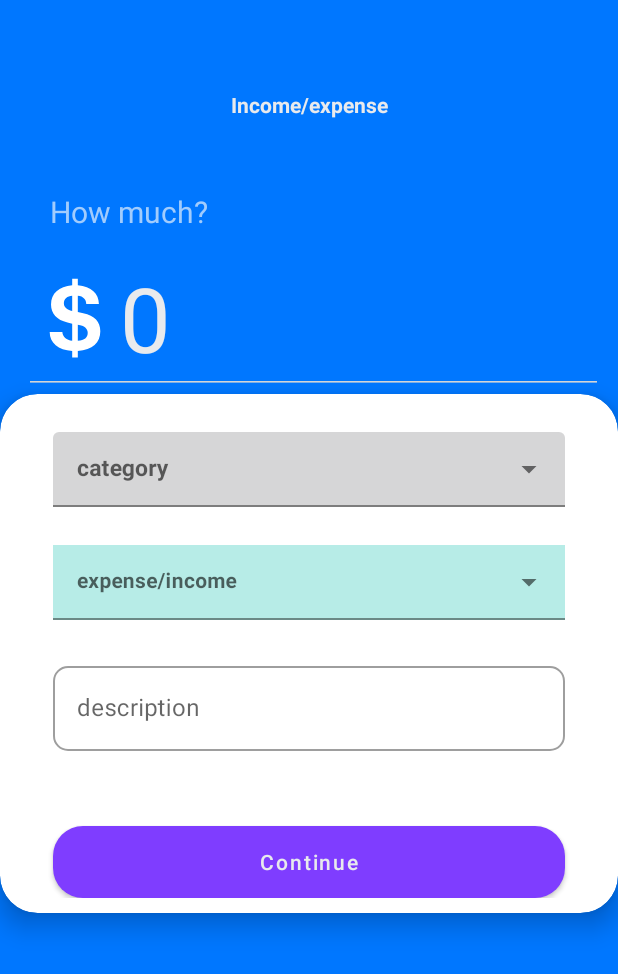
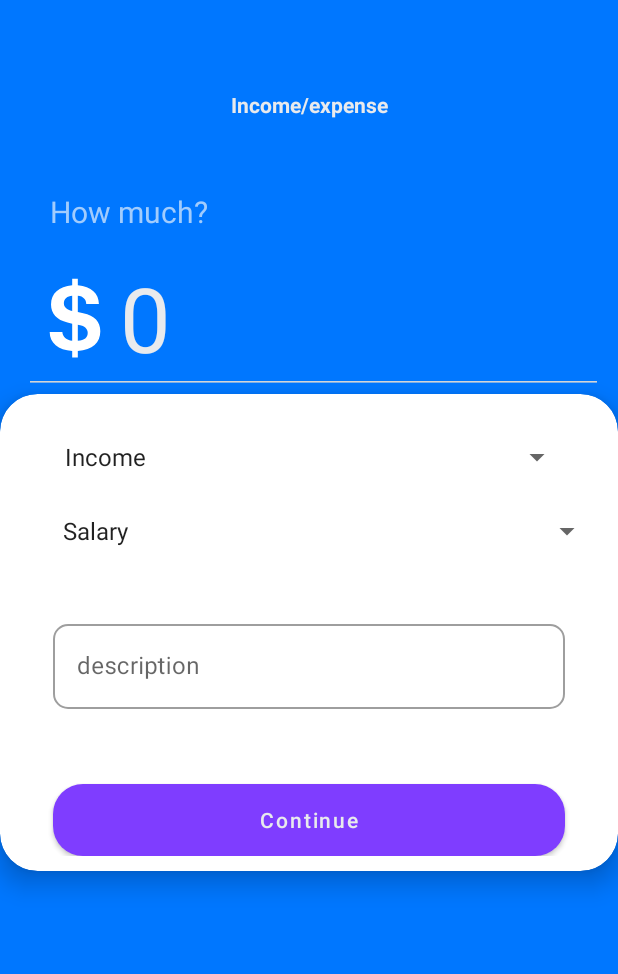
Before and after one commit to nikakhatiashvili/expense_tracker, an Android app: the PayingFragment screen opened through its navigation route, on a phone screen of 412 x 824 dp. Shown: the top 974 px of the screen. Run offline under Robolectric (Android 15) with nearby library versions, the phone set to English and light mode, and no system bars; our stand-ins replace Dagger/Hilt's generated code, Firebase (no records; nobody signed in at launch, a user with empty details on screens opened directly), navigation-ui.

```diff
--- a/app/build.gradle
+++ b/app/build.gradle
@@ -1,6 +1,7 @@
 plugins {
     id 'com.android.application'
     id 'kotlin-android'
+    id 'androidx.navigation.safeargs.kotlin'
     id 'dagger.hilt.android.plugin'
     id 'kotlin-parcelize'
     id 'com.google.gms.google-services'
@@ -103,6 +104,8 @@ dependencies {
     // Also declare the dependency for the Google Play services library and specify its version
     implementation 'com.google.android.gms:play-services-auth:19.2.0'
 
+    implementation 'org.jetbrains.kotlinx:kotlinx-coroutines-core:1.6.0'
+
     implementation 'androidx.navigation:navigation-ui-ktx:2.0.0'
     implementation platform('com.google.firebase:firebase-bom:28.4.1')
 
--- a/app/src/main/java/com/example/finaleproject/model/transaction/Transaction.kt
+++ b/app/src/main/java/com/example/finaleproject/model/transaction/Transaction.kt
@@ -1,8 +1,8 @@
 package com.example.finaleproject.model.transaction
 
 data class Transaction(
-    val amount:Double?,
-    val category:String,
-    val transaction_Category:String,
-    val description:String,
+    val amount:Double?= null,
+    val category:String?= null,
+    val description:String?= null,
+    val transaction_Category:String?= null,
 )
--- /dev/null
+++ b/app/src/main/java/com/example/finaleproject/repo/DatabaseRepository.kt
@@ -0,0 +1,36 @@
+package com.example.finaleproject.repo
+
+import android.util.Log
+import android.widget.Toast
+import androidx.lifecycle.LiveData
+import androidx.lifecycle.MutableLiveData
+import com.example.finaleproject.model.transaction.Transaction
+import com.google.firebase.auth.FirebaseAuth
+import com.google.firebase.database.*
+import org.w3c.dom.Comment
+import javax.inject.Inject
+import com.google.type.LatLng
+
+
+
+
+class DatabaseRepository @Inject constructor(private val databaseReference: DatabaseReference,private val firebaseAuth: FirebaseAuth) {
+
+    lateinit var  transaction :Any
+    lateinit var transactions:Transaction
+    var done = false
+
+    fun getTransaction(): DatabaseReference {
+        return   databaseReference.child(firebaseAuth.uid.toString()).child("transactions").ref
+
+    }
+
+
+    var listRes: MutableList<Transaction> = ArrayList()
+    fun saveTransaction(transaction:Transaction):Boolean{
+        val databaseRef = databaseReference.child(firebaseAuth.uid.toString()).child("transactions")
+        databaseRef.push().setValue(transaction)
+        return  true
+    }
+
+}
--- a/app/src/main/java/com/example/finaleproject/ui/auth/auth/login/LoginFragment.kt
+++ b/app/src/main/java/com/example/finaleproject/ui/auth/auth/login/LoginFragment.kt
@@ -40,14 +40,13 @@ class LoginFragment : Fragment() {
     }
 
     private fun bind(){
-        findNavController().navigate(R.id.action_loginFragment_to_bottomFragment)
-//        binding.signUpTxt.setOnClickListener {
-//            findNavController().navigate(R.id.action_loginFragment_to_registerFragment)
-//        }
-//        binding.forgotPass.setOnClickListener {
-//            findNavController().navigate(R.id.action_loginFragment_to_passwordFragment)
-//        }
-//        login()
+        binding.signUpTxt.setOnClickListener {
+            findNavController().navigate(R.id.action_loginFragment_to_registerFragment)
+        }
+        binding.forgotPass.setOnClickListener {
+            findNavController().navigate(R.id.action_loginFragment_to_passwordFragment)
+        }
+        login()
     }
 
     private fun login(){
--- a/app/src/main/java/com/example/finaleproject/ui/expense/income/PayingFragment.kt
+++ b/app/src/main/java/com/example/finaleproject/ui/expense/income/PayingFragment.kt
@@ -1,21 +1,20 @@
 package com.example.finaleproject.ui.expense.income
 
 import android.os.Bundle
-import androidx.fragment.app.Fragment
 import android.view.LayoutInflater
 import android.view.View
 import android.view.ViewGroup
 import android.widget.AdapterView
 import android.widget.ArrayAdapter
 import android.widget.Toast
+import androidx.core.view.isVisible
+import androidx.fragment.app.Fragment
+import androidx.fragment.app.viewModels
 import androidx.navigation.fragment.findNavController
 import com.example.finaleproject.R
-import com.example.finaleproject.databinding.FragmentDashboardBinding
 import com.example.finaleproject.databinding.FragmentPayingBinding
 import com.google.firebase.auth.FirebaseAuth
 import com.google.firebase.database.DatabaseReference
-import com.google.firebase.database.FirebaseDatabase
-import com.google.firebase.database.Transaction
 import dagger.hilt.android.AndroidEntryPoint
 import javax.inject.Inject
 
@@ -28,9 +27,11 @@ class PayingFragment : Fragment() {
     val categoryes:String = "Income"
     var  selectedIncome:String?  = null
     var  selectedExpense:String?  = null
-    lateinit var firstValue:String
-    lateinit var secondValue:String
+    var firstValue = "Income"
+    var secondValue = "Food"
+    var thirdValue = "Salary"
 
+    private val viewModel:PayingViewModel by viewModels()
     @Inject
     lateinit var DatabaseReference:DatabaseReference
 
@@ -46,61 +47,101 @@ class PayingFragment : Fragment() {
         bind()
         return root
     }
+    private fun checkSpinner(){
+        if (firstValue == "Income"){
+            binding.spinnerCategoryExpense.visibility = View.GONE
+            binding.spinnerCategoryIncome.visibility = View.VISIBLE
+        }else{
+            binding.spinnerCategoryIncome.visibility = View.GONE
+            binding.spinnerCategoryExpense.visibility = View.VISIBLE
+        }
+    }
 
     private fun bind(){
-        with(binding){
-            val category = ArrayAdapter(requireContext(),R.layout.second_textview,resources.getStringArray(R.array.category))
+        val expense = resources.getStringArray(R.array.expense)
+        val expenses = ArrayAdapter(requireContext(),R.layout.second_textview,expense)
+        val category = resources.getStringArray(R.array.category)
+        val Categorys = ArrayAdapter(requireContext(),R.layout.second_textview,category)
+        val income = resources.getStringArray(R.array.income)
+        val incomes = ArrayAdapter(requireContext(),R.layout.second_textview,income)
+            with(binding){
+                spinner.onItemSelectedListener = object :AdapterView.OnItemSelectedListener{
+                    override fun onItemSelected(p0: AdapterView<*>?, p1: View?, p2: Int, p3: Long) {
+                        val selected = p0?.getItemAtPosition(p2)
+                        firstValue = selected.toString()
+                        checkSpinner()
+                    }
+                    override fun onNothingSelected(p0: AdapterView<*>?) {
 
-            val expense = ArrayAdapter(requireContext(),R.layout.second_textview,resources.getStringArray(R.array.expense))
-            val income = ArrayAdapter(requireContext(),R.layout.second_textview,resources.getStringArray(R.array.income))
-            firstValue = binding.dropdownCategory.text.toString()
-            secondValue = binding.dropdownExpense.text.toString()
-            dropdownCategory.setAdapter(category)
+                    }
+                }
+                spinnerCategoryExpense.onItemSelectedListener = object :AdapterView.OnItemSelectedListener {
+                    override fun onItemSelected(p0: AdapterView<*>?, p1: View?, p2: Int, p3: Long) {
+                        val selected = p0?.getItemAtPosition(p2).toString()
+                        thirdValue = selected
+                    }
 
-            dropdownExpense.isClickable = false
-            dropdownCategory.onItemClickListener = AdapterView.OnItemClickListener{ adapterView, view, i, l ->
-                val selected = category.getItem(i)
-                firstValue = selected.toString()
-                if (firstValue == categoryes){
-                    dropdownExpense.isClickable = true
-                    constraintLayout.setBackgroundColor(resources.getColor(R.color.light_green))
-                    howMuch.setTextColor(resources.getColor(R.color.text_green))
-                    dropdownExpense.setAdapter(income)
-                }else{
-                    dropdownExpense.setAdapter(expense)
-                    constraintLayout.setBackgroundColor(resources.getColor(R.color.light_red))
-                    howMuch.setTextColor(resources.getColor(R.color.text_RED))
+                    override fun onNothingSelected(p0: AdapterView<*>?) {
+                    }
+                }
+                spinnerCategoryIncome.onItemSelectedListener = object :AdapterView.OnItemSelectedListener{
+                    override fun onItemSelected(p0: AdapterView<*>?, p1: View?, p2: Int, p3: Long) {
+                        val selected = p0?.getItemAtPosition(p2).toString()
+                        secondValue = selected
+                    }
+                    override fun onNothingSelected(p0: AdapterView<*>?) {
+                    }
                 }
             }
-            dropdownExpense.onItemClickListener = AdapterView.OnItemClickListener{adapterView, view, i, l ->
-                if (firstValue == categoryes){
-                     selectedIncome = income.getItem(i)
-                }else{
-                     selectedExpense = expense.getItem(i)
-                }
-            }
-        }
+//        with(binding){
+//            val category = ArrayAdapter(requireContext(),R.layout.second_textview,resources.getStringArray(R.array.category))
+//            val expense = ArrayAdapter(requireContext(),R.layout.second_textview,resources.getStringArray(R.array.expense))
+//            val income = ArrayAdapter(requireContext(),R.layout.second_textview,resources.getStringArray(R.array.income))
+//            firstValue = binding.dropdownCategory.text.toString()
+//            secondValue = binding.dropdownExpense.text.toString()
+//            dropdownCategory.setAdapter(category)
+//
+//            dropdownExpense.isClickable = false
+//            dropdownCategory.onItemClickListener = AdapterView.OnItemClickListener{ adapterView, view, i, l ->
+//                val selected = category.getItem(i)
+//                firstValue = selected.toString()
+//                if (firstValue == categoryes){
+//                    dropdownExpense.isClickable = true
+//                    howMuch.setTextColor(resources.getColor(R.color.text_green))
+//                    dropdownExpense.setAdapter(income)
+//                }else{
+//                    dropdownExpense.setAdapter(expense)
+//                    howMuch.setTextColor(resources.getColor(R.color.text_RED))
+//                }
+//            }
+//            dropdownExpense.onItemClickListener = AdapterView.OnItemClickListener{adapterView, view, i, l ->
+//                selectedIncome = income.getItem(i)
+//                secondValue = selectedIncome!!
+//            }
+//        }
         setListeners()
     }
     private fun setListeners(){
         binding.continueBtn.setOnClickListener {
             val amount = binding.amountEt.text.toString()
             val description = binding.description.editText?.text.toString()
-            if (!amount.isNullOrEmpty() && !description.isNullOrEmpty()){
-//                setFirebase(amount.toDouble(),firstValue,secondValue,description)
+            if (!amount.isNullOrEmpty() && !description.isNullOrEmpty() && !secondValue.isNullOrEmpty()){
+                if(binding.spinnerCategoryExpense.isVisible){
+                    val transaction = com.example.finaleproject.model.transaction.Transaction(amount.toDouble(),firstValue,description,thirdValue)
+                    viewModel.saveTransaction(transaction)
+                }else{
+                    val transaction = com.example.finaleproject.model.transaction.Transaction(amount.toDouble(),firstValue,description,secondValue)
+                    viewModel.saveTransaction(transaction)
+                }
             }
-
+        }
+        viewModel.isLoading.observe(viewLifecycleOwner){
+            if (it){
+                Toast.makeText(context,"transaction saved",Toast.LENGTH_SHORT).show()
+                findNavController().navigate(R.id.action_payingFragment2_to_bottomFragment)
+            }else{
+                Toast.makeText(context,"transaction failed",Toast.LENGTH_SHORT).show()
+            }
         }
     }
-
-//    private fun setFirebase(amount:Double,category:String,transactionCategory:String,description:String){
-//        val transaction = com.example.finaleproject.model.transaction.Transaction(amount,category,transactionCategory,description)
-//        val databaseRef = databaseReference.child(firebaseAuth.currentUser?.uid!!).ref
-//        databaseRef.setValue(transaction).addOnSuccessListener {
-//            findNavController().navigate(R.id.action_payingFragment2_to_bottomFragment)
-//        }.addOnFailureListener {
-//            Toast.makeText(requireContext(),it.message.toString(),Toast.LENGTH_SHORT).show()
-//        }
-//    }
-
 }
--- a/app/src/main/java/com/example/finaleproject/ui/expense/income/PayingViewModel.kt
+++ b/app/src/main/java/com/example/finaleproject/ui/expense/income/PayingViewModel.kt
@@ -1,4 +1,22 @@
 package com.example.finaleproject.ui.expense.income
 
-class PayingViewModel {
+import androidx.lifecycle.LiveData
+import androidx.lifecycle.MutableLiveData
+import androidx.lifecycle.ViewModel
+import com.example.finaleproject.model.transaction.Transaction
+import com.example.finaleproject.repo.DatabaseRepository
+import dagger.hilt.android.lifecycle.HiltViewModel
+import javax.inject.Inject
+
+
+@HiltViewModel
+class PayingViewModel @Inject constructor(private val repository : DatabaseRepository) : ViewModel() {
+
+    protected val _isLoading = MutableLiveData<Boolean>()
+    val isLoading: LiveData<Boolean> = _isLoading
+
+    fun saveTransaction(transaction: Transaction){
+        _isLoading.postValue(repository.saveTransaction(transaction))
+    }
+
 }
--- a/app/src/main/java/com/example/finaleproject/ui/home/HomeFragment.kt
+++ b/app/src/main/java/com/example/finaleproject/ui/home/HomeFragment.kt
@@ -6,16 +6,10 @@ import android.view.View
 import android.view.ViewGroup
 import androidx.fragment.app.Fragment
 import androidx.fragment.app.viewModels
-import androidx.lifecycle.ViewModelProvider
 import androidx.recyclerview.widget.LinearLayoutManager
 import com.example.finaleproject.R
 import com.example.finaleproject.databinding.FragmentHomeBinding
-import com.example.finaleproject.model.transaction.Transaction
-
-import com.google.firebase.auth.FirebaseAuth
-import com.google.firebase.database.FirebaseDatabase
 import dagger.hilt.android.AndroidEntryPoint
-import javax.inject.Inject
 
 
 @AndroidEntryPoint
@@ -42,16 +36,20 @@ class HomeFragment : Fragment() {
     }
 
     private fun bind(){
-        val data = listOf<Transaction>(Transaction(100.0,"Income","Salary","this months salary"),
-                    Transaction(10.0,"Expense","Food","went out to eat"),
-                    Transaction(25.2,"Expense","Shopping","went out for Shopping"),
-                    Transaction(76.5,"Expense","Education","buy course on udemy"))
-
+        homeViewModel.getTransactions()
         binding.coinsItemImageView.setBackgroundColor(resources.getColor(R.color.transaction_green))
         adapter = TransactionAdapter()
-        binding.transactionRecyclerview.layoutManager = LinearLayoutManager(requireContext())
+
+        val linearLayoutManager = LinearLayoutManager(requireContext())
+        linearLayoutManager.reverseLayout = true
+//        linearLayoutManager.stackFromEnd = true
+        binding.transactionRecyclerview.layoutManager = linearLayoutManager
         binding.transactionRecyclerview.adapter = adapter
-        adapter.data = data
+        homeViewModel.crypto.observe(viewLifecycleOwner){
+            adapter.data = it
+        }
+        homeViewModel.getMoney()
+
     }
 
 
--- a/app/src/main/java/com/example/finaleproject/ui/home/TransactionAdapter.kt
+++ b/app/src/main/java/com/example/finaleproject/ui/home/TransactionAdapter.kt
@@ -26,7 +26,7 @@ class TransactionAdapter:RecyclerView.Adapter<TransactionAdapter.ViewHolder>() {
     private val Education = "Education"
     private val Salary = "Salary"
     private val gift = "Gift"
-    private val Passive_Incom = "Passive_income"
+    private val Passive_Incom = "Passive income"
 
 
     var data: List<Transaction> = emptyList()
@@ -59,18 +59,16 @@ class TransactionAdapter:RecyclerView.Adapter<TransactionAdapter.ViewHolder>() {
         @RequiresApi(Build.VERSION_CODES.M)
         fun bind() {
             currentData = data[absoluteAdapterPosition]
-
-            setImages(binding.coinsItemImageView,currentData.transaction_Category)
+            setImages(binding.coinsItemImageView,currentData.transaction_Category!!)
             binding.coinsItemDescriptionTXTView.text = currentData.description
             binding.transactionItemNameTextView.text = currentData.transaction_Category
-            setAmount(currentData.amount!!, currentData.category,binding.coinItemPriceTextView)
-
+            setAmount(currentData.amount!!, currentData.category!!,binding.coinItemPriceTextView)
         }
     }
     @RequiresApi(Build.VERSION_CODES.M)
     fun setImages(imageButton: ImageView, category:String){
         with(imageButton){
-            if (category == R.string.Shopping.toString()){
+            if (category == shopping){
                 setImageResource(R.drawable.ic_shopping_bag_svgrepo_com)
                 setBackgroundColor(imageButton.context.getColor(R.color.transaction_yellow))
             }else if (category == Education){
--- a/app/src/main/res/layout/fragment_paying.xml
+++ b/app/src/main/res/layout/fragment_paying.xml
@@ -71,67 +71,41 @@
             android:layout_width="match_parent"
             android:layout_height="wrap_content">
 
-            <com.google.android.material.textfield.TextInputLayout
-                android:id="@+id/textInputLayoutWrapper"
-                style="@style/Widget.MaterialComponents.TextInputLayout.FilledBox.ExposedDropdownMenu"
+            <Spinner
+                android:id="@+id/spinner"
                 android:layout_width="match_parent"
-                app:boxBackgroundColor="@color/fui_transparent"
-                android:layout_height="50dp"
-                android:layout_marginTop="15dp"
+                android:layout_marginEnd="20dp"
+                android:layout_marginTop="20dp"
+                android:layout_height="wrap_content"
                 android:layout_marginStart="25dp"
-                android:layout_marginEnd="25dp"
-                app:layout_constraintEnd_toEndOf="parent"
-                app:layout_constraintHorizontal_bias="0.034"
+                android:entries="@array/category"
                 app:layout_constraintStart_toStartOf="parent"
-                app:layout_constraintTop_toTopOf="parent">
-
-                <AutoCompleteTextView
-                    android:id="@+id/dropdown_category"
-                    android:layout_width="match_parent"
-                    android:layout_height="wrap_content"
-                    android:layout_weight="1"
-                    android:inputType="none"
-                    android:maxLines="1"
-                    android:hint="category"
-                    android:textColorHint="@color/white"
-                    android:textSize="15sp"
-                    android:textStyle="bold"
-                    tools:layout_editor_absoluteX="0dp"
-                    tools:layout_editor_absoluteY="165dp" />
-
-            </com.google.android.material.textfield.TextInputLayout>
+                app:layout_constraintTop_toTopOf="parent" />
 
 
-            <com.google.android.material.textfield.TextInputLayout
-                android:id="@+id/category"
-                style="@style/Widget.MaterialComponents.TextInputLayout.FilledBox.ExposedDropdownMenu"
+            <Spinner
+                android:id="@+id/spinner_category_income"
                 android:layout_width="match_parent"
-                android:layout_height="50dp"
-                app:boxBackgroundColor="@color/fui_transparent"
+                android:layout_height="wrap_content"
+                android:layout_marginStart="24dp"
                 android:layout_marginTop="25dp"
-                android:layout_marginStart="25dp"
-                android:layout_marginEnd="25dp"
-                app:layout_constraintEnd_toEndOf="parent"
-                app:layout_constraintHorizontal_bias="0.034"
+                android:entries="@array/income"
+                app:layout_constraintBottom_toTopOf="@+id/continue_btn"
                 app:layout_constraintStart_toStartOf="parent"
-                app:layout_constraintTop_toBottomOf="@id/textInputLayoutWrapper">
+                app:layout_constraintTop_toBottomOf="@+id/spinner"
+                app:layout_constraintVertical_bias="0.0" />
 
-                <AutoCompleteTextView
-                    android:id="@+id/dropdown_expense"
-                    android:layout_width="match_parent"
-                    android:layout_height="wrap_content"
-                    android:layout_weight="1"
-                    android:background="#8D7DDDD4"
-                    android:inputType="none"
-                    android:maxLines="1"
-                    android:hint="expense/income"
-                    android:textColorHint="#8D7DDDD4"
-                    android:textSize="14sp"
-                    android:textStyle="bold"
-                    tools:layout_editor_absoluteX="0dp"
-                    tools:layout_editor_absoluteY="165dp" />
-
-            </com.google.android.material.textfield.TextInputLayout>
+            <Spinner
+                android:id="@+id/spinner_category_expense"
+                android:layout_width="match_parent"
+                android:layout_height="wrap_content"
+                android:layout_marginStart="24dp"
+                android:layout_marginTop="25dp"
+                android:entries="@array/expense"
+                app:layout_constraintBottom_toTopOf="@+id/continue_btn"
+                app:layout_constraintStart_toStartOf="parent"
+                app:layout_constraintTop_toBottomOf="@+id/spinner"
+                app:layout_constraintVertical_bias="0.0" />
 
             <com.google.android.material.textfield.TextInputLayout
                 android:id="@+id/description"
@@ -139,16 +113,17 @@
                 android:layout_width="match_parent"
                 android:layout_height="wrap_content"
                 android:layout_marginStart="25dp"
-                android:layout_marginTop="25dp"
+                android:layout_marginTop="40dp"
                 android:layout_marginEnd="25dp"
                 android:hint="@string/description"
                 app:boxCornerRadiusBottomEnd="10dp"
                 app:boxCornerRadiusBottomStart="10dp"
                 app:boxCornerRadiusTopEnd="10dp"
                 app:boxCornerRadiusTopStart="10dp"
+                app:layout_constraintBottom_toBottomOf="parent"
                 app:layout_constraintEnd_toEndOf="parent"
                 app:layout_constraintStart_toStartOf="parent"
-                app:layout_constraintTop_toBottomOf="@+id/category">
+                app:layout_constraintTop_toTopOf="parent">
 
                 <com.google.android.material.textfield.TextInputEditText
                     android:layout_width="match_parent"
--- a/build.gradle
+++ b/build.gradle
@@ -9,6 +9,7 @@ buildscript {
         classpath "org.jetbrains.kotlin:kotlin-gradle-plugin:1.6.0"
         classpath "com.google.dagger:hilt-android-gradle-plugin:2.40"
         classpath 'com.google.gms:google-services:4.3.10'
+        classpath 'androidx.navigation:navigation-safe-args-gradle-plugin:2.3.5'
         // NOTE: Do not place your application dependencies here; they belong
         // in the individual module build.gradle files
     }
```
Also changed, not shown: app/src/main/java/com/example/finaleproject/ui/dashboard/DashboardFragment.kt (+26 -16 lines), app/src/main/java/com/example/finaleproject/ui/detailedcrypto/CryptoFragment.kt (+1 -6 lines), app/src/main/java/com/example/finaleproject/ui/home/HomeViewModel.kt (+43 -4 lines), app/src/main/res/layout/fragment_dashboard.xml (+43 -64 lines), app/src/main/res/drawable-v24/ic_mastercard_svgrepo_com__2_.xml (renamed from app/src/main/res/drawable/ic_mastercard_svgrepo_com__2_.xml).
